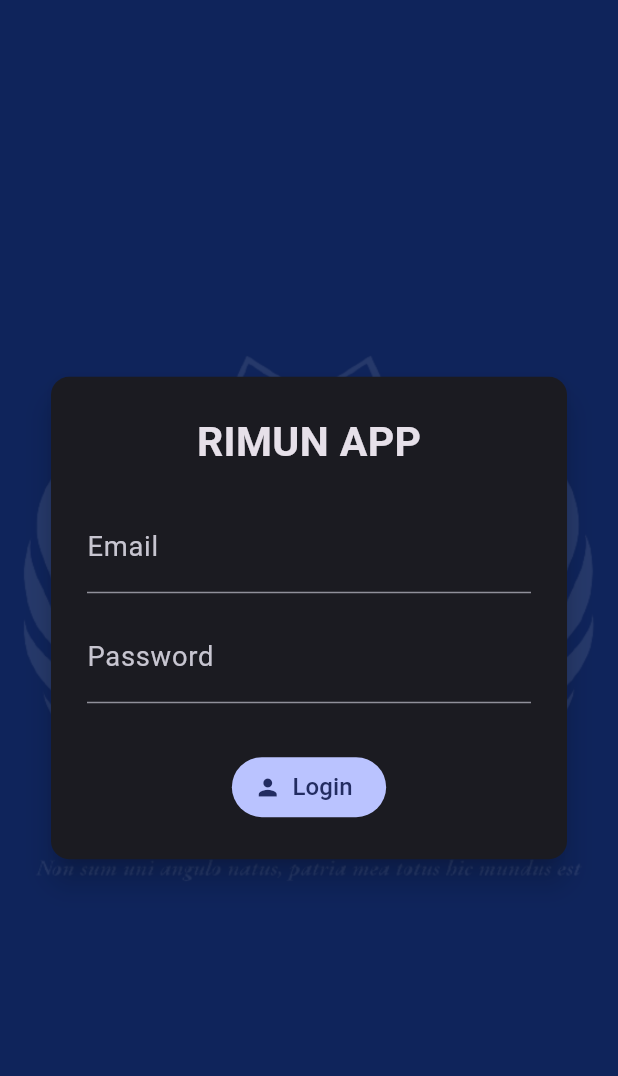
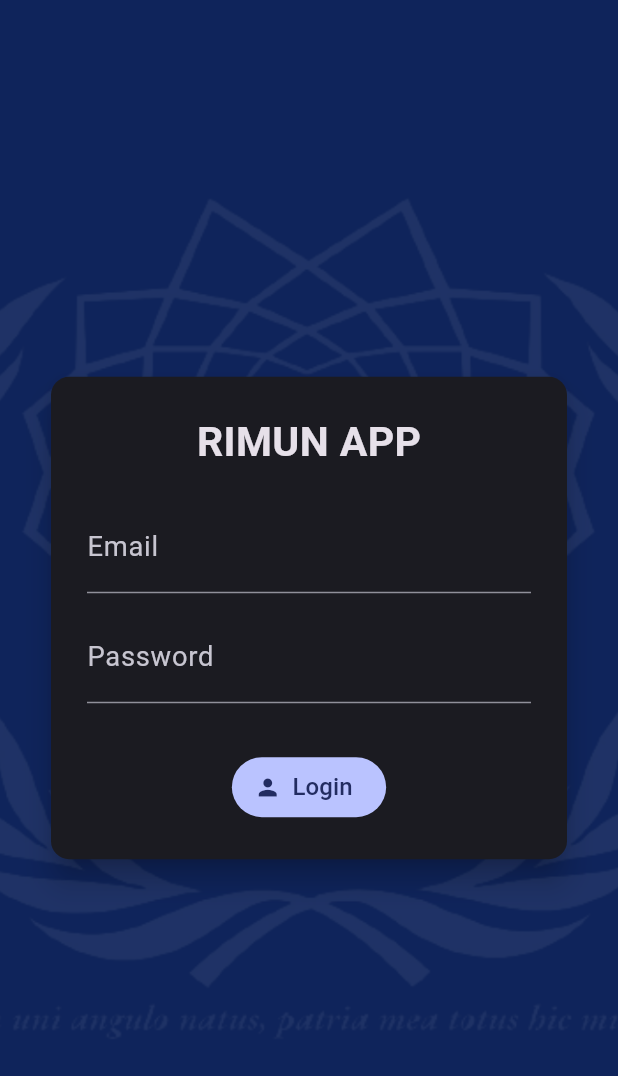
Before and after one commit to elenamuia/rimun-app, a Flutter app: the screen it shows after launch, on a phone screen of 412 x 824 dp. Shown: the top 1076 px of the screen. Run offline on Flutter 3.47's test engine with Material 3 defaults, Android fonts, the phone set to English and light mode, and no system bars; our stand-ins replace cloud_firestore, firebase_auth, firebase_core, flutter_markdown, flutter_svg; accounts and stored records are empty.

Commit message:
correzioni visive

```diff
--- a/lib/screens/login_screen.dart
+++ b/lib/screens/login_screen.dart
@@ -126,17 +126,20 @@ class _LoginScreenState extends State<LoginScreen> {
             color: const Color(0xFF0F245B),
           ),
 
-          // 🔹 LOGO DI SFONDO
+          // 🔹 LOGO DI SFONDO (INGRANDITO)
           Center(
-            child: Opacity(
-              opacity: 0.10,
-              child: Image.asset(
-                'assets/logo_frase.png',
-                width: 700,
-                fit: BoxFit.contain,
+              child: Opacity(
+                opacity: 0.07,
+                child: OverflowBox(
+                  maxWidth: double.infinity,
+                  maxHeight: double.infinity,
+                  child: Image.asset(
+                    'assets/logo_frase.png',
+                    width: MediaQuery.of(context).size.width * 1.6,
+                  ),
+                ),
               ),
             ),
-          ),
 
           // 🔹 CARD LOGIN
           Center(
--- a/lib/screens/today_screen.dart
+++ b/lib/screens/today_screen.dart
@@ -499,7 +499,7 @@ class _TodayScreenState extends State<TodayScreen> {
           child: Column(
             crossAxisAlignment: CrossAxisAlignment.stretch,
             children: [
-              const SizedBox(height: 16),
+              const SizedBox(height: 12),
 
               // ✅ Greeting + frase (per utente, per giorno)
               Builder(
```
